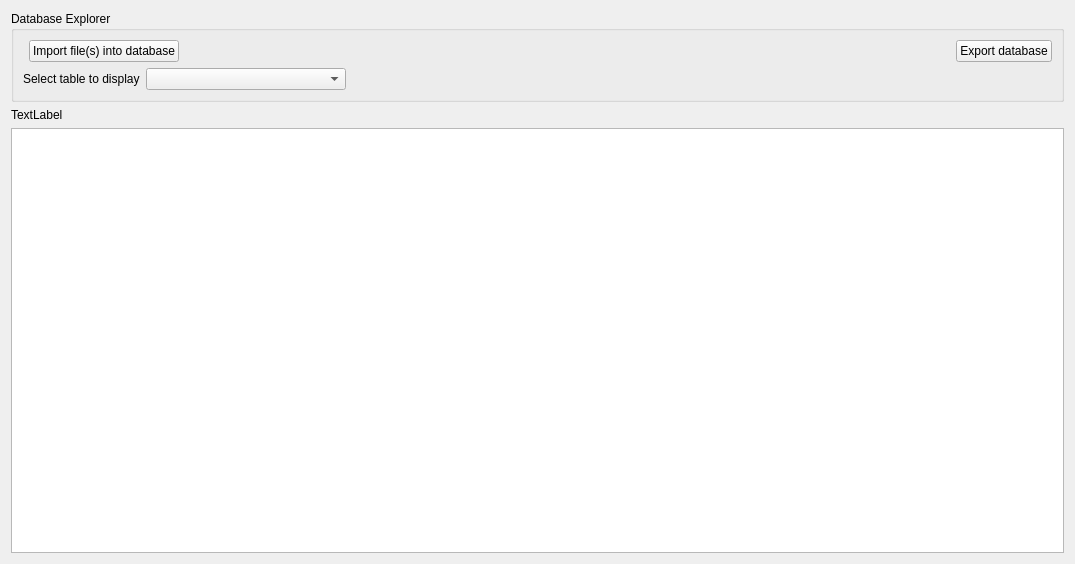
Vin985/ecosongs, file src/gui/widgets/dbmanager/ui/dbexplorer.ui: the form before one commit.
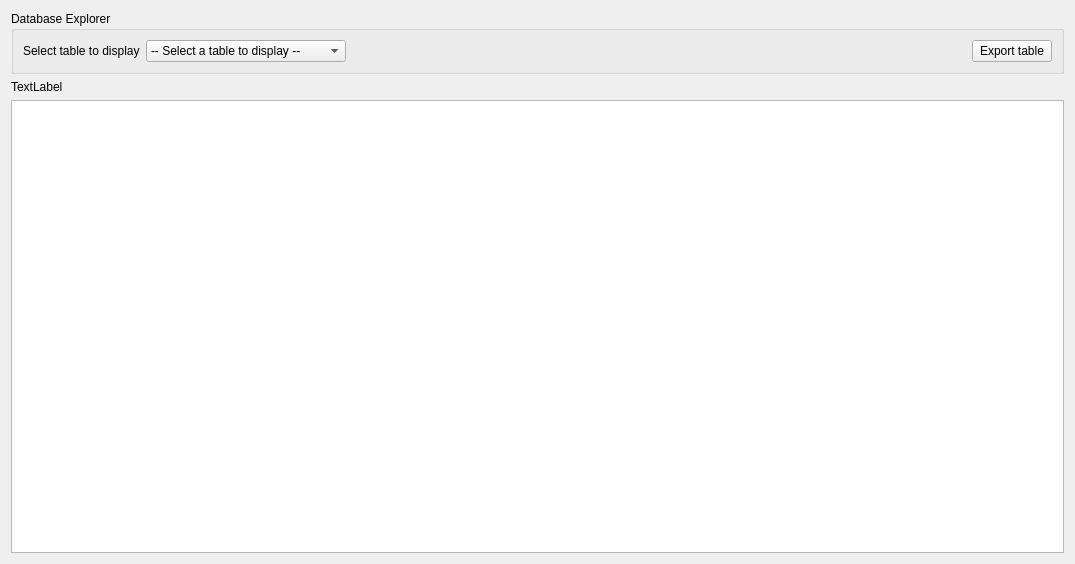
The form after the commit. Icons and pictures are not drawn.

Commit message: moved file import to menu bar

```diff
--- a/src/gui/widgets/dbmanager/ui/dbexplorer.ui
+++ b/src/gui/widgets/dbmanager/ui/dbexplorer.ui
@@ -23,40 +23,7 @@
       <string>Database Explorer</string>
      </property>
      <layout class="QGridLayout" name="gridLayout_2">
-      <item row="0" column="1">
-       <widget class="QPushButton" name="dbImportButton">
-        <property name="sizePolicy">
-         <sizepolicy hsizetype="Maximum" vsizetype="Fixed">
-          <horstretch>0</horstretch>
-          <verstretch>0</verstretch>
-         </sizepolicy>
-        </property>
-        <property name="text">
-         <string>Import file(s) into database</string>
-        </property>
-       </widget>
-      </item>
-      <item row="0" column="3">
-       <spacer name="horizontalSpacer">
-        <property name="orientation">
-         <enum>Qt::Horizontal</enum>
-        </property>
-        <property name="sizeHint" stdset="0">
-         <size>
-          <width>40</width>
-          <height>20</height>
-         </size>
-        </property>
-       </spacer>
-      </item>
-      <item row="0" column="4">
-       <widget class="QPushButton" name="btn_export">
-        <property name="text">
-         <string>Export database</string>
-        </property>
-       </widget>
-      </item>
-      <item row="1" column="0" colspan="5">
+      <item row="0" column="0" colspan="3">
        <layout class="QHBoxLayout" name="horizontalLayout">
         <item>
          <widget class="QLabel" name="lbl_table">
@@ -79,6 +46,11 @@
             <height>0</height>
            </size>
           </property>
+          <item>
+           <property name="text">
+            <string>-- Select a table to display --</string>
+           </property>
+          </item>
          </widget>
         </item>
         <item>
@@ -94,6 +66,13 @@
           </property>
          </spacer>
         </item>
+        <item>
+         <widget class="QPushButton" name="btn_export">
+          <property name="text">
+           <string>Export table</string>
+          </property>
+         </widget>
+        </item>
        </layout>
       </item>
      </layout>
```
Left out of the diff: 2 changed lines with no effect on the pictures. The commit also changes 4 other files.
